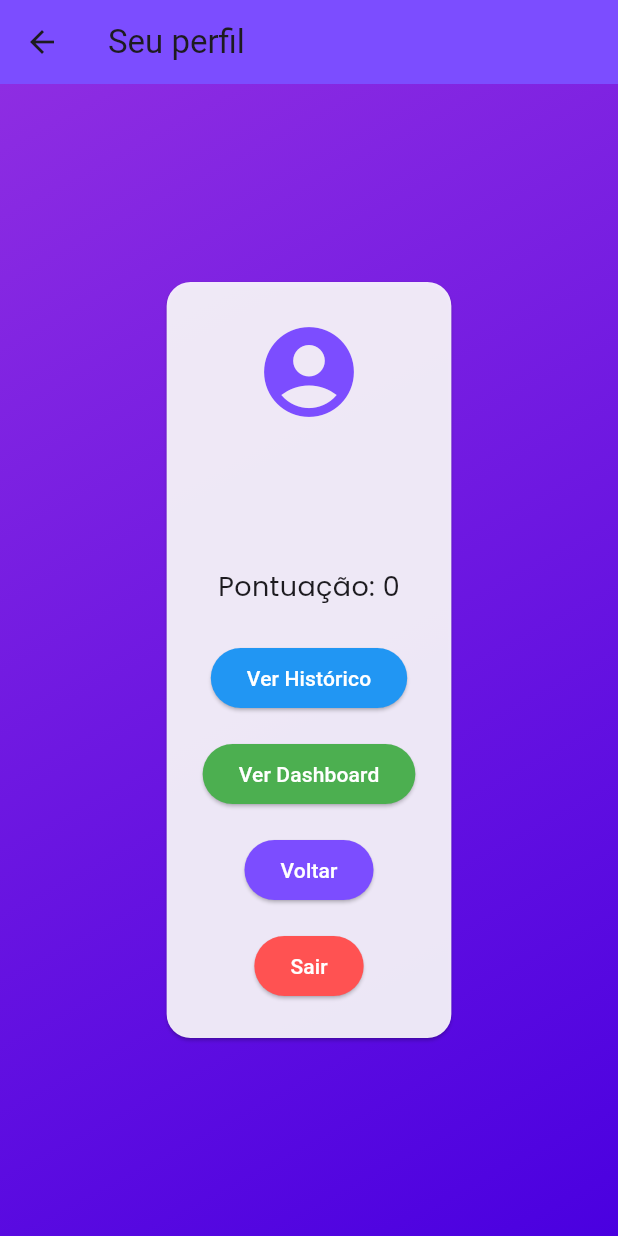
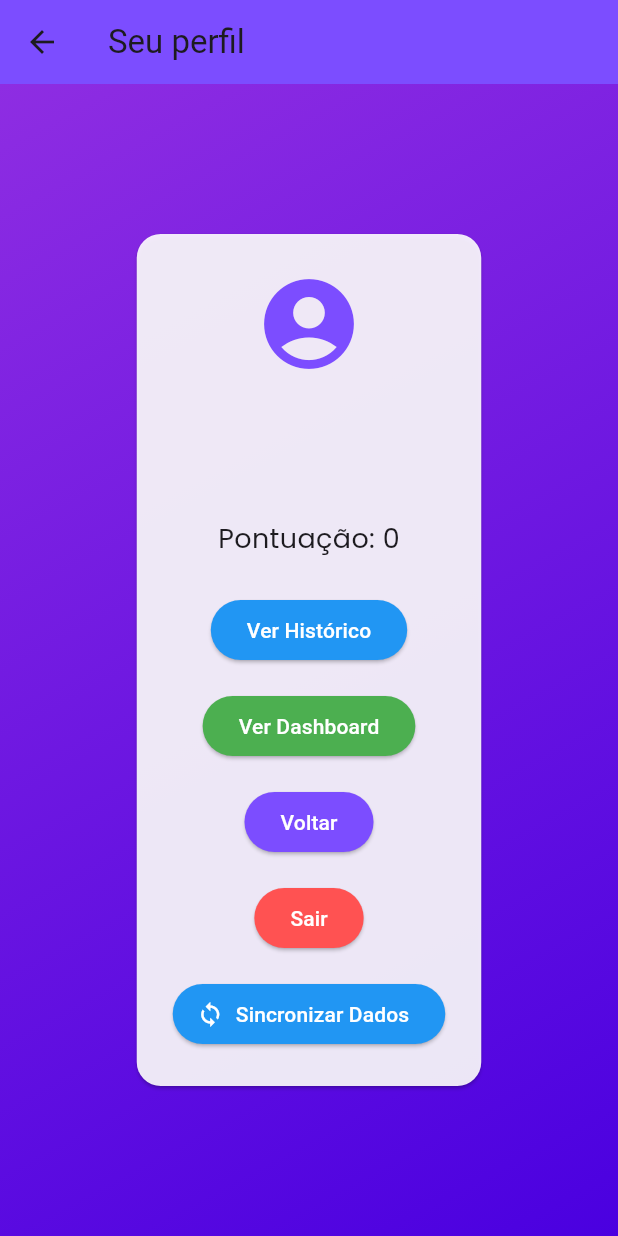
Before and after one commit to Luqui05/echo_quiz, a Flutter app: the TelaPerfilUsuario screen opened directly with empty values, on a phone screen of 412 x 824 dp. Run offline on Flutter 3.47's test engine with Material 3 defaults, Android fonts, the light colour scheme and no system bars; our stand-ins replace cloud_firestore, connectivity_plus, firebase_core, fl_chart, google_fonts, sqflite and 1 more; accounts and stored records are empty.

Commit message:
feat: Intregração do Firebase para sincronização de usuários e gerenciamento de dados

```diff
--- /dev/null
+++ b/echo_quiz/lib/config/firebase/FirebaseConfig.dart
@@ -0,0 +1,30 @@
+import 'package:echo_quiz/config/firebase/DefaultFirebaseConfig.dart';
+import 'package:firebase_core/firebase_core.dart';
+import 'package:cloud_firestore/cloud_firestore.dart';
+
+class FirebaseConfig {
+  static FirebaseFirestore? _firestore;
+
+  static Future<void> inicializar() async {
+    try {
+      await Firebase.initializeApp(
+        options: DefaultFirebaseOptions.currentPlatform,
+      );
+      _firestore = FirebaseFirestore.instance;
+
+      // Configurar para usar emulador em desenvolvimento (opcional)
+      // if (kDebugMode) {
+      //   _firestore!.useFirestoreEmulator('localhost', 8080);
+      // }
+
+    } catch (e) {
+      print('Erro ao inicializar Firebase: $e');
+      // Em caso de erro, continua sem Firebase
+      _firestore = null;
+    }
+  }
+
+  static FirebaseFirestore? get firestore => _firestore;
+
+  static bool get isInitialized => _firestore != null;
+}
--- a/echo_quiz/lib/models/Usuario.dart
+++ b/echo_quiz/lib/models/Usuario.dart
@@ -1,15 +1,34 @@
 class Usuario {
-  final int? id;
-  final String nome;
-  final String email;
-  final String senha;
-  final int pontuacaoTotal;
+  int? id;
+  String nome;
+  String email;
+  String senha;
+  int pontuacaoTotal; // Removido o 'final' para permitir alteração
 
   Usuario({
     this.id,
     required this.nome,
     required this.email,
     required this.senha,
-    required this.pontuacaoTotal,
+    this.pontuacaoTotal = 0,
   });
+
+  Map<String, dynamic> toMap() {
+    return {
+      'nome': nome,
+      'email': email,
+      'senha': senha,
+      'pontuacaoTotal': pontuacaoTotal,
+    };
+  }
+
+  static Usuario fromMap(Map<String, dynamic> map, {int? id}) {
+    return Usuario(
+      id: id,
+      nome: map['nome'],
+      email: map['email'],
+      senha: map['senha'],
+      pontuacaoTotal: map['pontuacaoTotal'] ?? 0,
+    );
+  }
 }
--- a/echo_quiz/lib/views/TelaLogin.dart
+++ b/echo_quiz/lib/views/TelaLogin.dart
@@ -1,4 +1,5 @@
 import 'package:echo_quiz/config/Rotas.dart';
+import 'package:echo_quiz/config/SincronizacaoService.dart';
 import 'package:echo_quiz/dao/UsuarioDAO.dart';
 import 'package:echo_quiz/models/Sessao.dart';
 import 'package:echo_quiz/models/Usuario.dart';
@@ -103,6 +104,10 @@ class _TelaLoginState extends State<TelaLogin> {
         if (usuario != null) {
           Sessao.usuarioLogado = true;
           Sessao.usuario = usuario;
+
+          // Sincronização após login
+          await SincronizacaoService.sincronizacaoCompleta();
+
           Navigator.pushReplacementNamed(context, Rotas.perfil, arguments: usuario);
         } else {
           ScaffoldMessenger.of(context).showSnackBar(
--- a/echo_quiz/lib/views/TelaPerfilUsuario.dart
+++ b/echo_quiz/lib/views/TelaPerfilUsuario.dart
@@ -1,13 +1,19 @@
 import 'package:echo_quiz/config/Rotas.dart';
+import 'package:echo_quiz/config/SincronizacaoService.dart';
 import 'package:echo_quiz/models/Usuario.dart';
 import 'package:flutter/material.dart';
 import 'package:echo_quiz/models/Sessao.dart';
 import 'package:google_fonts/google_fonts.dart';
 
-class TelaPerfilUsuario extends StatelessWidget {
+class TelaPerfilUsuario extends StatefulWidget {
   final Usuario usuario;
   const TelaPerfilUsuario({super.key, required this.usuario});
 
+  @override
+  State<TelaPerfilUsuario> createState() => _TelaPerfilUsuarioState();
+}
+
+class _TelaPerfilUsuarioState extends State<TelaPerfilUsuario> {
   @override
   Widget build(BuildContext context) {
     return Scaffold(
@@ -43,17 +49,17 @@ class TelaPerfilUsuario extends StatelessWidget {
                   ),
                   const SizedBox(height: 16),
                   Text(
-                    usuario.nome,
+                    widget.usuario.nome,
                     style: GoogleFonts.poppins(
                       fontSize: 22,
                       fontWeight: FontWeight.bold,
                     ),
                   ),
                   const SizedBox(height: 8),
-                  Text(usuario.email, style: GoogleFonts.poppins(fontSize: 16)),
+                  Text(widget.usuario.email, style: GoogleFonts.poppins(fontSize: 16)),
                   const SizedBox(height: 16),
                   Text(
-                    'Pontuação: ${usuario.pontuacaoTotal}',
+                    'Pontuação: ${widget.usuario.pontuacaoTotal}',
                     style: GoogleFonts.poppins(fontSize: 18),
                   ),
                   const SizedBox(height: 24),
@@ -124,6 +130,28 @@ class TelaPerfilUsuario extends StatelessWidget {
                       style: TextStyle(color: Colors.white),
                     ),
                   ),
+                  const SizedBox(height: 16),
+                  ElevatedButton.icon(
+                    onPressed: () async {
+                      ScaffoldMessenger.of(context).showSnackBar(
+                        const SnackBar(content: Text('Sincronizando dados...')),
+                      );
+
+                      await SincronizacaoService.sincronizacaoCompleta();
+
+                      ScaffoldMessenger.of(context).showSnackBar(
+                        const SnackBar(content: Text('Sincronização concluída!')),
+                      );
+
+                      setState(() {}); // Agora funciona!
+                    },
+                    icon: const Icon(Icons.sync, color: Colors.white),
+                    label: const Text('Sincronizar Dados'),
+                    style: ElevatedButton.styleFrom(
+                      backgroundColor: Colors.blue,
+                      foregroundColor: Colors.white,
+                    ),
+                  ),
                 ],
               ),
             ),
--- a/echo_quiz/pubspec.yaml
+++ b/echo_quiz/pubspec.yaml
@@ -42,6 +42,10 @@ dependencies:
   mask_text_input_formatter: ^2.9.0
   intl: ^0.20.2
   fl_chart: ^1.0.0
+  firebase_core: ^4.0.0
+  cloud_firestore: ^6.0.0
+  firebase_auth: ^6.0.0
+  connectivity_plus: ^6.1.4
 
 dev_dependencies:
   flutter_test:
```
Also changed, not shown: echo_quiz/lib/config/SincronizacaoService.dart (added, +141 -0 lines), echo_quiz/lib/config/firebase/DefaultFirebaseConfig.dart (added, +68 -0 lines), echo_quiz/lib/main.dart (+7 -1 lines), echo_quiz/lib/views/TelaResultadoQuiz.dart (+11 -0 lines), echo_quiz/pubspec.lock, 6 other files.
